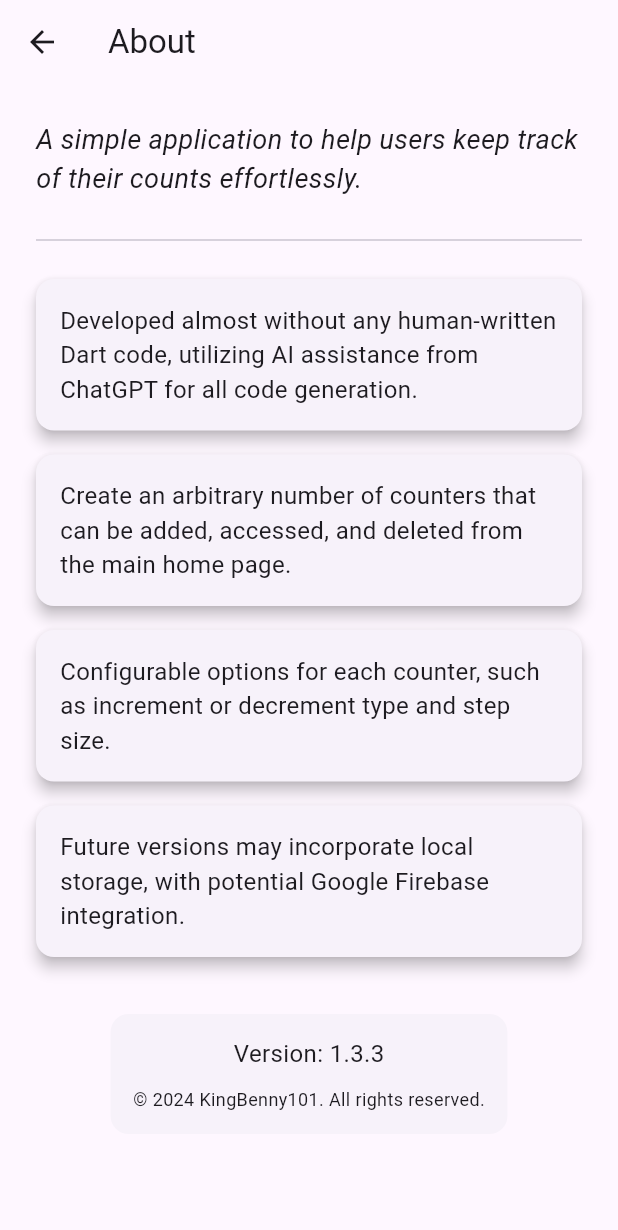
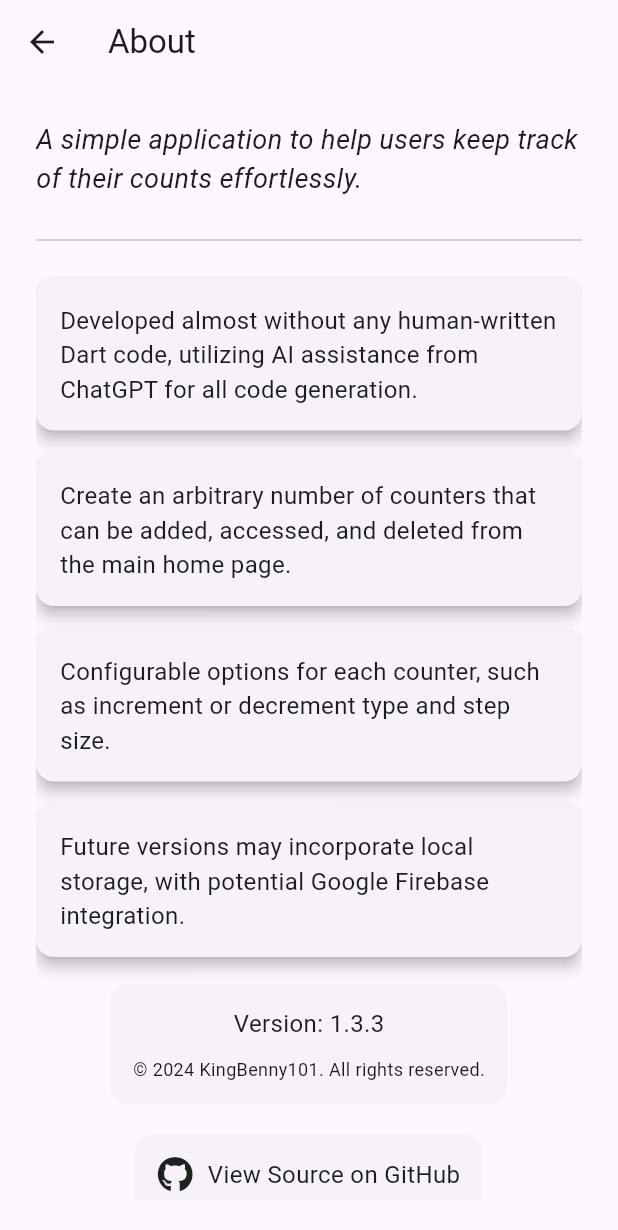
Before and after one commit to KingBenny101/countapp, a Flutter app: the screen it shows after launch, in the side drawer, after a tap on "About", on a phone screen of 412 x 824 dp. Shown: the top 1230 px of the screen. Run offline on Flutter 3.47's test engine with Material 3 defaults, Android fonts, the phone set to English and light mode, and no system bars; drawn by our look-alikes of toastification; our stand-ins replace connectivity_plus, file_picker, fl_chart, font_awesome_flutter, hive_ce, hive_ce_flutter and 4 more; accounts and stored records are empty.

Commit message:
Add GitHub link to AboutPage with launch functionality

```diff
--- a/lib/screens/about_page.dart
+++ b/lib/screens/about_page.dart
@@ -1,6 +1,8 @@
 import "package:countapp/utils/updates.dart";
 import "package:countapp/utils/widgets.dart";
 import "package:flutter/material.dart";
+import "package:url_launcher/url_launcher.dart";
+import "package:font_awesome_flutter/font_awesome_flutter.dart";
 
 class AboutPage extends StatefulWidget {
   const AboutPage({super.key});
@@ -11,6 +13,7 @@ class AboutPage extends StatefulWidget {
 
 class _AboutPageState extends State<AboutPage> {
   String version = "Loading...";
+  String repoUrl = "https://github.com/KingBenny101/countapp";
 
   @override
   void initState() {
@@ -23,6 +26,16 @@ class _AboutPageState extends State<AboutPage> {
     setState(() {
       version = tmp.canonicalizedVersion;
     });
+  }
+
+  Future<void> _launchURL() async {
+    final Uri url = Uri.parse(repoUrl);
+    if (await canLaunchUrl(url)) {
+      await launchUrl(url);
+    } else {
+      // Handle the error accordingly
+      throw "Could not launch $repoUrl";
+    }
   }
 
   @override
@@ -54,7 +67,6 @@ class _AboutPageState extends State<AboutPage> {
             buildStepCard(
               "Future versions may incorporate local storage, with potential Google Firebase integration.",
             ),
-            const SizedBox(height: 20),
             Align(
               child: Card(
                 elevation: 0,
@@ -77,6 +89,32 @@ class _AboutPageState extends State<AboutPage> {
                 ),
               ),
             ),
+            Align(
+              child: Card(
+                elevation: 0,
+                margin: const EdgeInsets.symmetric(vertical: 10),
+                child: InkWell(
+                  onTap: _launchURL,
+                  child: const Padding(
+                    padding: EdgeInsets.all(15),
+                    child: Row(
+                      mainAxisSize: MainAxisSize.min,
+                      children: [
+                        FaIcon(
+                          FontAwesomeIcons.github,
+                          size: 24,
+                        ),
+                        SizedBox(width: 10),
+                        Text(
+                          "View Source on GitHub",
+                          style: TextStyle(fontSize: 16),
+                        ),
+                      ],
+                    ),
+                  ),
+                ),
+              ),
+            ),
           ],
         ),
       ),
```
